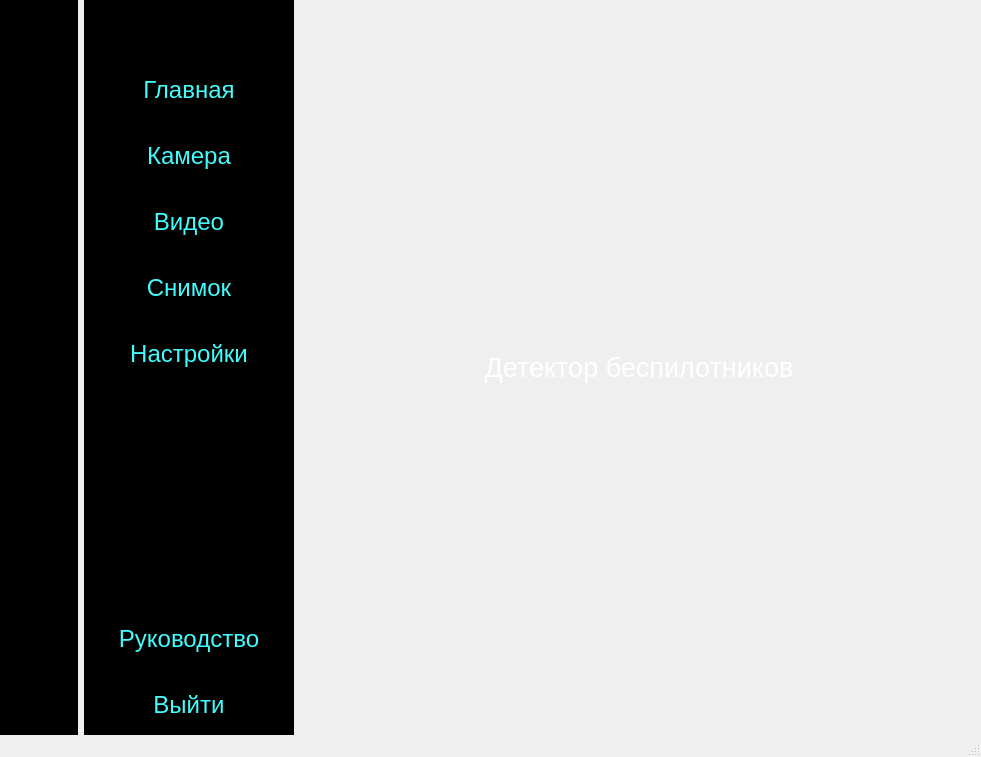
Qt form ui/main_window_styled.ui (yepseeke/drone-detection-app) before a commit.
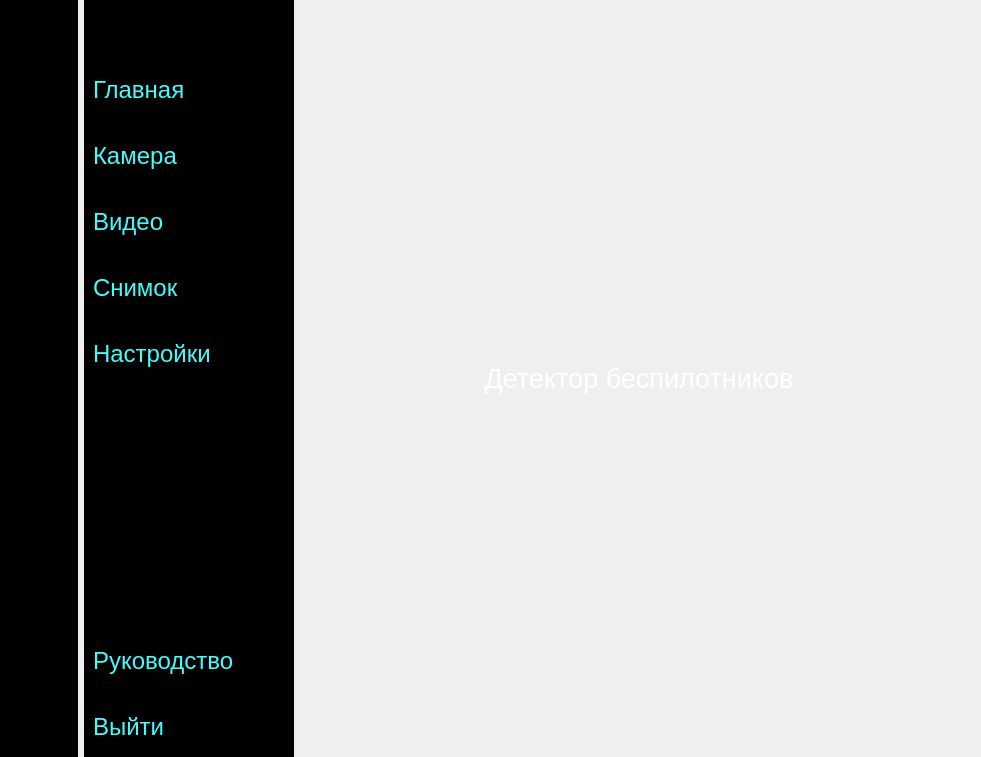
The same form after that commit.

Commit message: Buttons to the right

Patch:
```diff
--- a/ui/main_window_styled.ui
+++ b/ui/main_window_styled.ui
@@ -258,6 +258,7 @@
 	color: rgb(67, 252, 252);
 	border:none;
 	font-size: 18pt;
+	text-align:left;
 }
 
 QPushButton:checked{
@@ -556,7 +557,6 @@
     </rect>
    </property>
   </widget>
-  <widget class="QStatusBar" name="statusbar"/>
  </widget>
  <resources/>
  <connections>
```
The commit also changes 3 other files.
